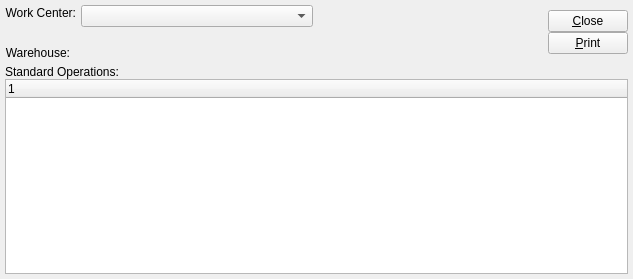
Pegasus-RPG/xtuple-client, file guiclient/dspStandardOperationsByWorkCenter.ui: the form before one commit.
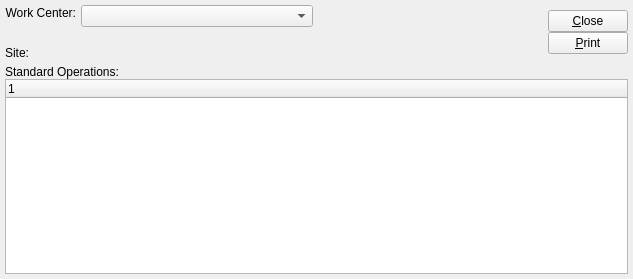
The form after the commit. Custom widgets are drawn as their Qt base class.

Commit message: issue #6692:first pass for changing "Warehouse" to "Site"

```diff
--- a/guiclient/dspStandardOperationsByWorkCenter.ui
+++ b/guiclient/dspStandardOperationsByWorkCenter.ui
@@ -128,7 +128,7 @@
           <item>
            <widget class="QLabel" name="_warehouseLit" >
             <property name="text" >
-             <string>Warehouse:</string>
+             <string>Site:</string>
             </property>
             <property name="alignment" >
              <set>Qt::AlignRight|Qt::AlignTrailing|Qt::AlignVCenter</set>
```
The commit also changes 201 other files.
